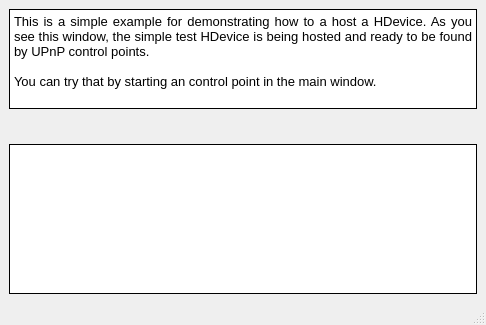
First picture: the form in herqq/apps/simple_test-app/device_window.ui, repository DJm00n/hupnp, before the edit.
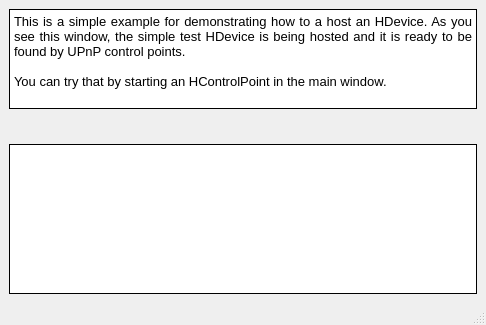
Second picture: the form after the edit.

```diff
--- a/herqq/apps/simple_test-app/device_window.ui
+++ b/herqq/apps/simple_test-app/device_window.ui
@@ -40,9 +40,9 @@
 &lt;html&gt;&lt;head&gt;&lt;meta name=&quot;qrichtext&quot; content=&quot;1&quot; /&gt;&lt;style type=&quot;text/css&quot;&gt;
 p, li { white-space: pre-wrap; }
 &lt;/style&gt;&lt;/head&gt;&lt;body style=&quot; font-family:'MS Shell Dlg 2'; font-size:8.25pt; font-weight:400; font-style:normal;&quot;&gt;
-&lt;p align=&quot;justify&quot; style=&quot; margin-top:0px; margin-bottom:0px; margin-left:0px; margin-right:0px; -qt-block-indent:0; text-indent:0px;&quot;&gt;&lt;span style=&quot; font-size:10pt;&quot;&gt;This is a simple example for demonstrating how to a host a HDevice. As you see this window, the simple test HDevice is being hosted and ready to be found by UPnP control points.&lt;/span&gt;&lt;/p&gt;
+&lt;p align=&quot;justify&quot; style=&quot; margin-top:0px; margin-bottom:0px; margin-left:0px; margin-right:0px; -qt-block-indent:0; text-indent:0px;&quot;&gt;&lt;span style=&quot; font-size:10pt;&quot;&gt;This is a simple example for demonstrating how to a host an HDevice. As you see this window, the simple test HDevice is being hosted and it is ready to be found by UPnP control points.&lt;/span&gt;&lt;/p&gt;
 &lt;p align=&quot;justify&quot; style=&quot;-qt-paragraph-type:empty; margin-top:0px; margin-bottom:0px; margin-left:0px; margin-right:0px; -qt-block-indent:0; text-indent:0px; font-size:10pt;&quot;&gt;&lt;/p&gt;
-&lt;p align=&quot;justify&quot; style=&quot; margin-top:0px; margin-bottom:0px; margin-left:0px; margin-right:0px; -qt-block-indent:0; text-indent:0px;&quot;&gt;&lt;span style=&quot; font-size:10pt;&quot;&gt;You can try that by starting an control point in the main window.&lt;/span&gt;&lt;/p&gt;&lt;/body&gt;&lt;/html&gt;</string>
+&lt;p align=&quot;justify&quot; style=&quot; margin-top:0px; margin-bottom:0px; margin-left:0px; margin-right:0px; -qt-block-indent:0; text-indent:0px;&quot;&gt;&lt;span style=&quot; font-size:10pt;&quot;&gt;You can try that by starting an HControlPoint in the main window.&lt;/span&gt;&lt;/p&gt;&lt;/body&gt;&lt;/html&gt;</string>
       </property>
      </widget>
     </item>
```
